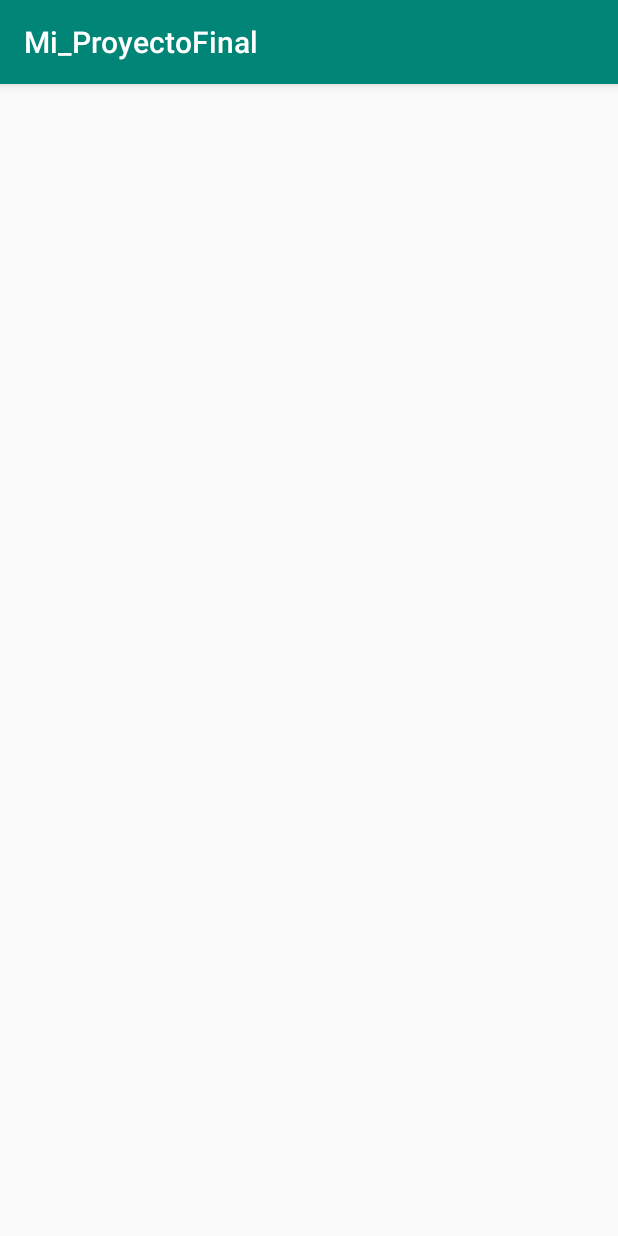
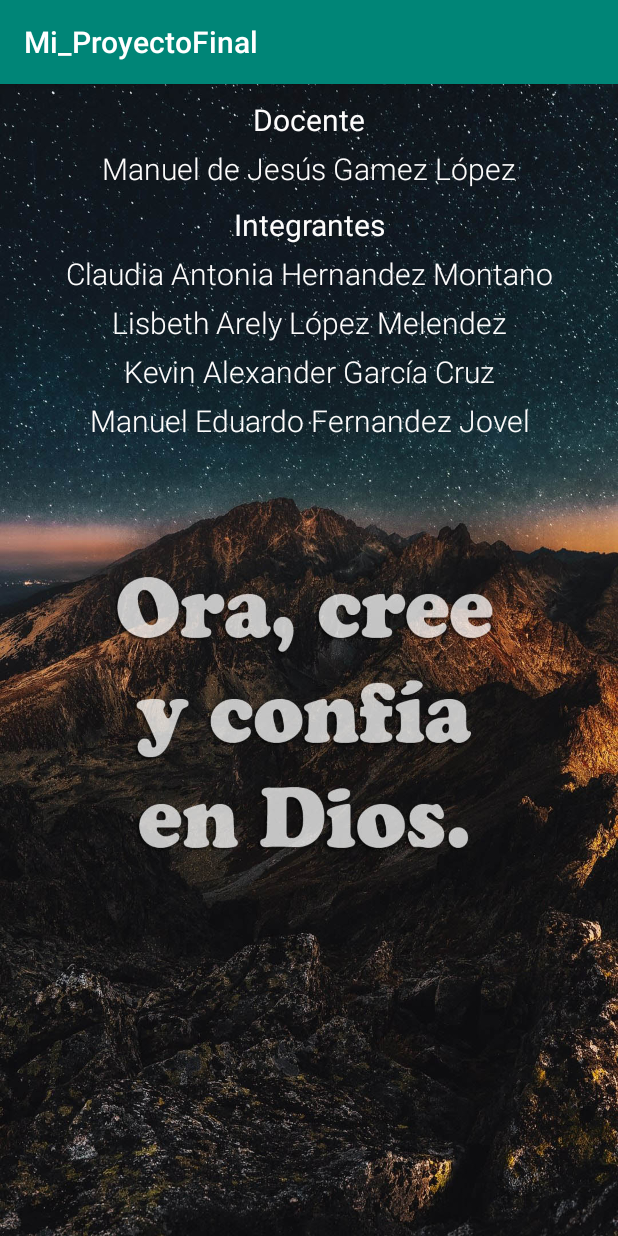
Before and after one commit to kevin2228/ProyectoFinal, an Android app: the SplashScreen screen opened directly, with no data from a screen before it, on a phone screen of 412 x 824 dp. Run offline under Robolectric (Android 15) with nearby library versions, the phone set to English and light mode, and no system bars.

Commit message:
Modifique la Interfaz de SplashScreen

```diff
--- a/app/src/main/res/layout/activity_splash_screen.xml
+++ b/app/src/main/res/layout/activity_splash_screen.xml
@@ -1,9 +1,89 @@
 <?xml version="1.0" encoding="utf-8"?>
-<androidx.constraintlayout.widget.ConstraintLayout xmlns:android="http://schemas.android.com/apk/res/android"
+<LinearLayout xmlns:android="http://schemas.android.com/apk/res/android"
     xmlns:app="http://schemas.android.com/apk/res-auto"
     xmlns:tools="http://schemas.android.com/tools"
     android:layout_width="match_parent"
     android:layout_height="match_parent"
-    tools:context=".SplashScreen">
+    android:orientation="vertical"
+    tools:context=".SplashScreen"
+    android:background="@drawable/cristo"
+    >
 
-</androidx.constraintlayout.widget.ConstraintLayout>
+    <TextView
+        android:layout_width="match_parent"
+        android:layout_height="wrap_content"
+        android:layout_marginTop="10dp"
+        android:text="Docente"
+        android:textSize="20dp"
+        android:textColor="#FDFCFC"
+        android:textAlignment="center"
+        android:fontFamily="sans-serif"
+        />
+
+    <TextView
+        android:layout_width="match_parent"
+        android:layout_height="wrap_content"
+        android:layout_marginTop="5dp"
+        android:text="Manuel de Jesús Gamez López"
+        android:textSize="20dp"
+        android:textColor="#FDFCFC"
+        android:textAlignment="center"
+        android:fontFamily="sans-serif-light"
+        />
+
+    <TextView
+        android:layout_width="match_parent"
+        android:layout_height="wrap_content"
+        android:layout_marginTop="10dp"
+        android:text="Integrantes"
+        android:textSize="20dp"
+        android:textColor="#FDFCFC"
+        android:textAlignment="center"
+        android:fontFamily="sans-serif"
+        />
+
+    <TextView
+        android:layout_width="match_parent"
+        android:layout_height="wrap_content"
+        android:layout_marginTop="5dp"
+        android:text="Claudia Antonia Hernandez Montano"
+        android:textSize="20dp"
+        android:textColor="#FDFCFC"
+        android:textAlignment="center"
+        android:fontFamily="sans-serif-light"
+        />
+
+    <TextView
+        android:layout_width="match_parent"
+        android:layout_height="wrap_content"
+        android:layout_marginTop="5dp"
+        android:text="Lisbeth Arely López Melendez"
+        android:textSize="20dp"
+        android:textColor="#FDFCFC"
+        android:textAlignment="center"
+        android:fontFamily="sans-serif-light"
+        />
+
+    <TextView
+        android:layout_width="match_parent"
+        android:layout_height="wrap_content"
+        android:layout_marginTop="5dp"
+        android:text="Kevin Alexander García Cruz"
+        android:textSize="20dp"
+        android:textColor="#FDFCFC"
+        android:textAlignment="center"
+        android:fontFamily="sans-serif-light"
+        />
+
+    <TextView
+        android:layout_width="match_parent"
+        android:layout_height="wrap_content"
+        android:layout_marginTop="5dp"
+        android:text="Manuel Eduardo Fernandez Jovel"
+        android:textSize="20dp"
+        android:textColor="#FDFCFC"
+        android:textAlignment="center"
+        android:fontFamily="sans-serif-light"
+        />
+
+</LinearLayout>
```
Also changed, not shown: app/src/main/res/drawable/cristo.jpg (added).
